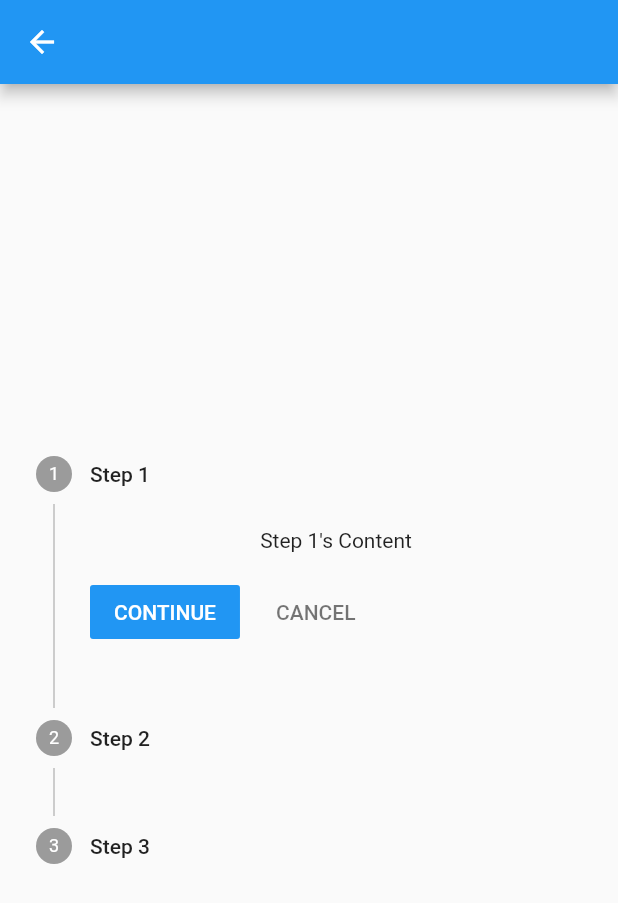
After one commit to zwethu/Flutter-Wigets-Trial, a Flutter app: the StepperTest screen opened by its route, after a tap on "CONTINUE", after a tap on "CANCEL", on a phone screen of 412 x 824 dp. The commit adds this screen. Shown: the top 903 px of the screen. Run offline on Flutter 3.47's test engine with Material 2 defaults, Android fonts, the phone set to English and light mode, and no system bars; our stand-ins replace file_picker, image_picker; generated files the repository leaves out were written again.

Commit message:
stepper trial

```diff
--- a/lib/main.dart
+++ b/lib/main.dart
@@ -4,6 +4,7 @@ import 'package:widgets_testing/animations/animations.dart';
 import 'package:widgets_testing/basic_widgets/basic_widgets.dart';
 import 'package:widgets_testing/material_widgets/material_widgets.dart';
 import 'package:widgets_testing/l10n/l10n.dart';
+import 'package:widgets_testing/material_widgets/stepper_test.dart';
 import 'package:widgets_testing/models/provider/providers.dart';
 import 'package:flutter_gen/gen_l10n/app_localizations.dart';
 import 'package:flutter_localizations/flutter_localizations.dart';
@@ -49,6 +50,7 @@ class MyApp extends StatelessWidget {
             '/slider': (context) => const SliderTest(),
             '/switch': (context) => const SwitchTest(),
             '/expansion_panel': (context) => const ExpansionPanelListWidget(),
+            '/stepper':(context) => const StepperTest(),
             //
             //animations
             '/sand_clock_animation': (context) => const SandClockAnimation(),
--- a/lib/material_widgets/expansion_panel_list_widget.dart
+++ b/lib/material_widgets/expansion_panel_list_test.dart
@@ -23,6 +23,7 @@ class _ExpansionPanelListWidgetState extends State<ExpansionPanelListWidget> {
           },
           children: data.map<ExpansionPanel>((PanelItem panelItem) {
             return ExpansionPanel(
+              canTapOnHeader: true,
               headerBuilder: (context, isExpanded) => ListTile(
                 title: Text(panelItem.headerValue),
               ),
--- /dev/null
+++ b/lib/material_widgets/stepper_test.dart
@@ -0,0 +1,56 @@
+import "package:flutter/material.dart";
+
+class StepperTest extends StatefulWidget {
+  const StepperTest({Key? key}) : super(key: key);
+
+  @override
+  State<StepperTest> createState() => _StepperTestState();
+}
+
+class _StepperTestState extends State<StepperTest> {
+  int index = 0;
+  @override
+  Widget build(BuildContext context) {
+    return Scaffold(
+      appBar: AppBar(),
+      body: Center(
+        child: Stepper(
+          currentStep: index,
+          onStepCancel: () {
+           if(index>0){
+             setState(() {
+              index -= 1;
+            });
+           }
+          },
+          onStepContinue: (){
+            if(index<=0){
+              setState(() {
+                index += 1;
+              });
+            }
+          },
+          onStepTapped: (value){
+            setState(() {
+              index = value;
+            });
+          },
+          steps: const [
+            Step(
+              title: Text("Step 1"),
+              content: Text("Step 1's Content"),
+            ),
+            Step(
+              title: Text("Step 2"),
+              content: Text("Step 2's Content"),
+            ),
+             Step(
+              title: Text("Step 3"),
+              content: Text("Step 3's Content"),
+            ),
+          ],
+        ),
+      ),
+    );
+  }
+}
--- a/lib/screens/material_widgets_screen.dart
+++ b/lib/screens/material_widgets_screen.dart
@@ -18,6 +18,7 @@ class _MaterialWidgetsScreenState extends State<MaterialWidgetsScreen> {
     WidgetItem('Slider Button', '/slider'),
     WidgetItem('Swich Button', '/switch'),
     WidgetItem('Expansion Panel List', '/expansion_panel'),
+    WidgetItem('Stepper', '/stepper'),
   ];
   @override
   Widget build(BuildContext context) {
--- a/lib/screens/screens.dart
+++ b/lib/screens/screens.dart
@@ -5,4 +5,4 @@ export 'package:widgets_testing/screens/home_page.dart';
 export 'package:widgets_testing/screens/material_widgets_screen.dart';
 export 'package:widgets_testing/screens/profile_screen.dart';
 export 'package:widgets_testing/screens/setting_screen.dart';
-export 'package:widgets_testing/material_widgets/expansion_panel_list_widget.dart';
+export 'package:widgets_testing/material_widgets/expansion_panel_list_test.dart';
```
